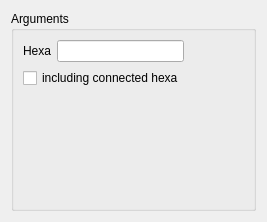
SalomePlatform/hexablock, file src/HEXABLOCKGUI/RemoveHexa_QTD.ui: the form before one commit.
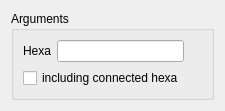
The form after the commit.

Patch:
```diff
--- a/src/HEXABLOCKGUI/RemoveHexa_QTD.ui
+++ b/src/HEXABLOCKGUI/RemoveHexa_QTD.ui
@@ -6,10 +6,16 @@
    <rect>
     <x>0</x>
     <y>0</y>
-    <width>267</width>
-    <height>222</height>
+    <width>225</width>
+    <height>103</height>
    </rect>
   </property>
+  <property name="sizePolicy">
+   <sizepolicy hsizetype="Preferred" vsizetype="Fixed">
+    <horstretch>0</horstretch>
+    <verstretch>0</verstretch>
+   </sizepolicy>
+  </property>
   <property name="windowTitle">
    <string>Remove Hexa</string>
   </property>
```
